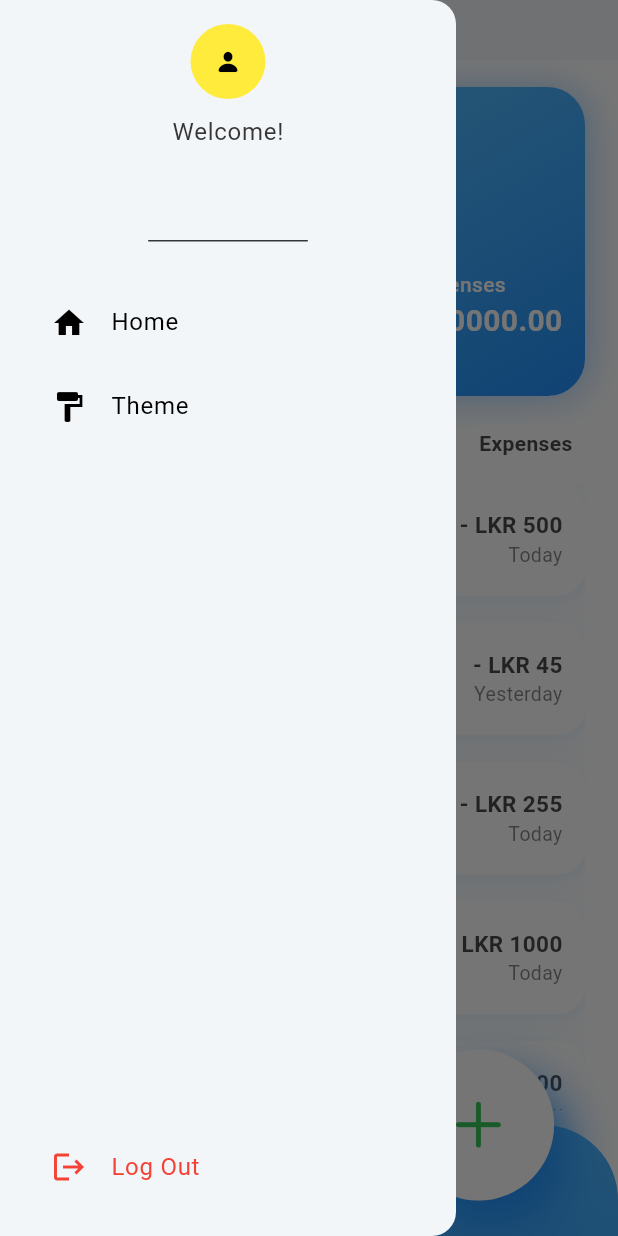
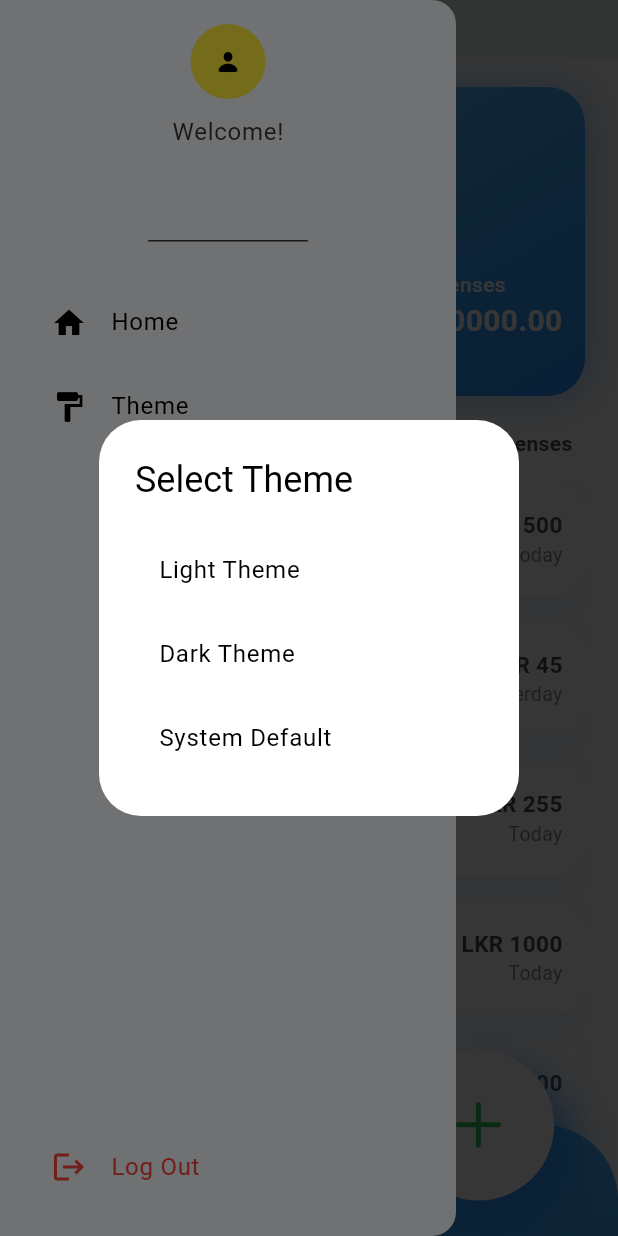
Before and after one commit to puliya2002/money_track, a Flutter app: the screen it shows once a user with an empty profile is signed in, in the side drawer, after a tap on "Theme", on a phone screen of 412 x 824 dp. Run offline on Flutter 3.47's test engine with Material 3 defaults, Android fonts, the light colour scheme and no system bars; our stand-ins replace cloud_firestore, firebase_auth, firebase_core, font_awesome_flutter; accounts and stored records are empty.

Commit message:
Theme change

```diff
--- a/lib/components/my_dawer.dart
+++ b/lib/components/my_dawer.dart
@@ -86,8 +86,39 @@ class _MyDrawerState extends State<MyDrawer> {
                       ListTile(
                         leading: Icon(Icons.format_paint,),
                         title: Text("Theme"),
-                        onTap: (){
+                        onTap: () {
+                          showDialog(
+                            context: context,
+                            builder: (BuildContext context) {
+                              return AlertDialog(
+                                title: const Text("Select Theme"),
+                                content: Column(
+                                  mainAxisSize: MainAxisSize.min,
+                                  children: [
+                                    ListTile(
+                                      title: const Text("Light Theme"),
+                                      onTap: () {
 
+
+                                      },
+                                    ),
+                                    ListTile(
+                                      title: const Text("Dark Theme"),
+                                      onTap: () {
+
+                                      },
+                                    ),
+                                    ListTile(
+                                      title: const Text("System Default"),
+                                      onTap: () {
+
+                                      },
+                                    ),
+                                  ],
+                                ),
+                              );
+                            },
+                          );
                         },
                       ),
 
--- a/lib/main.dart
+++ b/lib/main.dart
@@ -27,6 +27,8 @@ void main() async {
 class MyApp extends StatelessWidget {
   const MyApp({super.key});
 
+
+
   @override
   Widget build(BuildContext context) {
     return MaterialApp(
--- a/pubspec.yaml
+++ b/pubspec.yaml
@@ -39,6 +39,7 @@ dependencies:
   firebase_core: ^2.27.1
   font_awesome_flutter: ^10.7.0
   cloud_firestore: ^4.15.9
+  provider: ^6.1.2
 
 
 dev_dependencies:
```
Also changed, not shown: lib/theme/theme.dart (line endings or trailing spaces), pubspec.lock.
